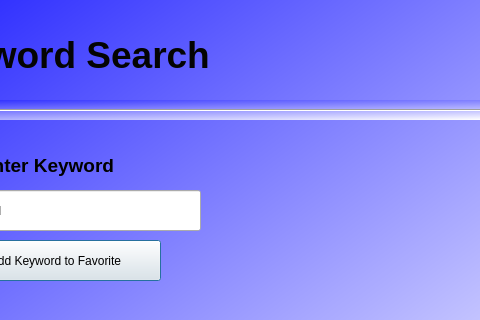
Qt form info_silo/UI/keyword_search.ui (austinschaaf1/455_final) before a commit; both pictures show x 320 to 800 and y 0 to 320 of the 800 by 600 pixel window.
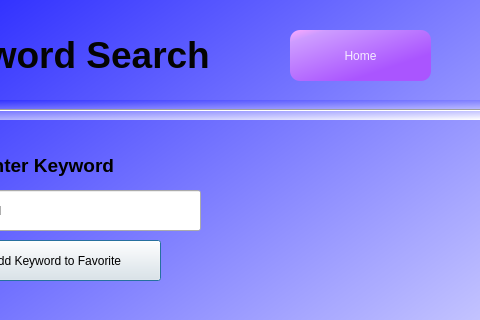
The same form after that commit.

Diff of the .ui file:
```diff
--- a/info_silo/UI/keyword_search.ui
+++ b/info_silo/UI/keyword_search.ui
@@ -244,6 +244,26 @@
        <string>Enter Keyword</string>
       </property>
      </widget>
+     <widget class="QPushButton" name="homeButton">
+      <property name="geometry">
+       <rect>
+        <x>610</x>
+        <y>30</y>
+        <width>141</width>
+        <height>51</height>
+       </rect>
+      </property>
+      <property name="styleSheet">
+       <string notr="true">QPushButton{
+	background-color: qlineargradient(spread:pad, x1:0, y1:0, x2:0.813, y2:0.880455, stop:0 rgba(255, 170, 255, 255), stop:0.153409 rgba(205, 156, 255, 255), stop:0.852273 rgba(170, 85, 255, 255));
+	color: rgb(245, 235, 255);
+	border-radius: 10px;
+}</string>
+      </property>
+      <property name="text">
+       <string>Home</string>
+      </property>
+     </widget>
      <zorder>requestKeywordInput</zorder>
      <zorder>frame</zorder>
      <zorder>line</zorder>
```
Left out of the diff: 1 changed line with no effect on the pictures.
